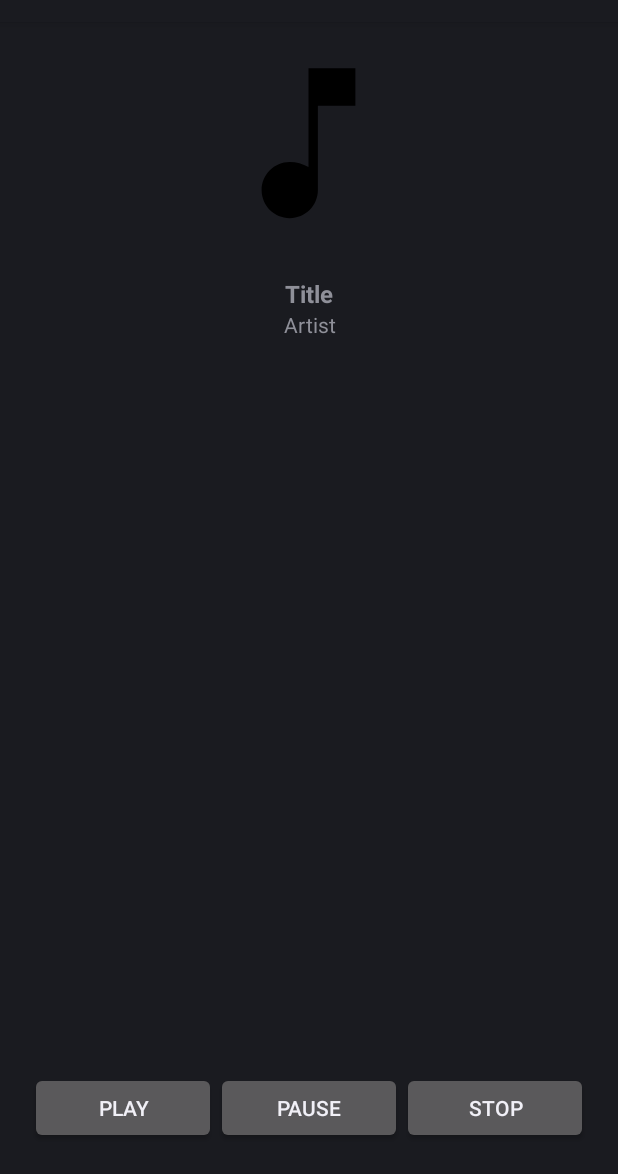
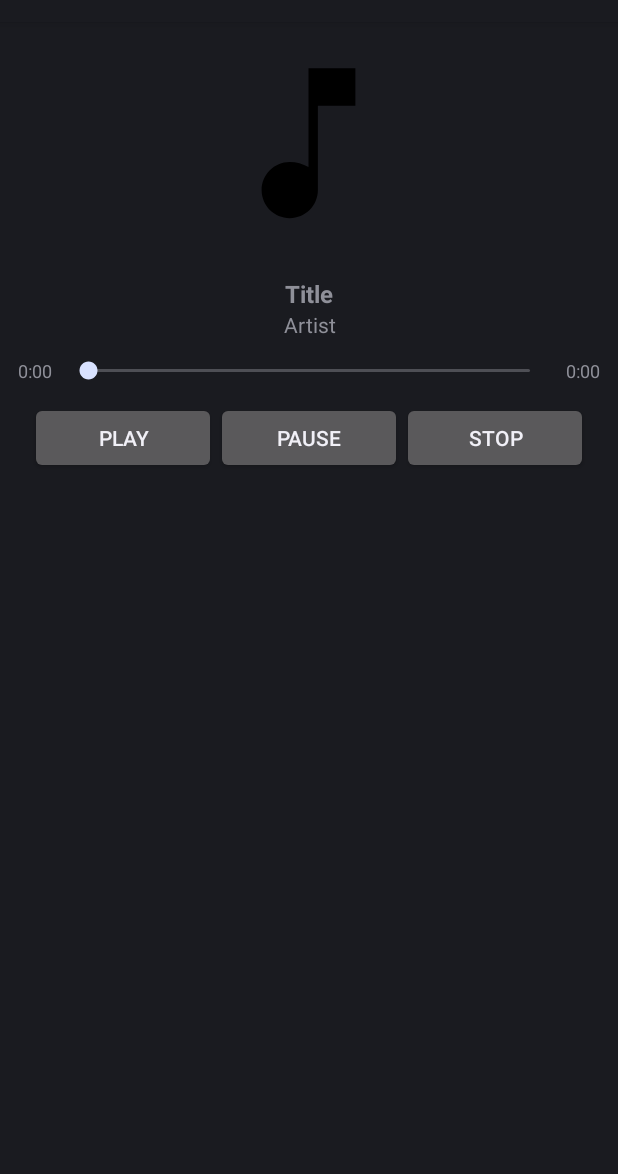
Before and after one commit to jaixmario/music-player, an Android app: the layout activity_main.xml on its own in the app's theme, with its tools: preview values and no code run, on a phone screen of 412 x 824 dp, the part 62-1236 px from its top. Run offline under Robolectric (Android 15) with nearby library versions, the phone set to English and light mode, and no system bars.

Commit message:
Update seek bar

```diff
--- a/app/src/main/java/com/mario/musicplayer/MainActivity.java
+++ b/app/src/main/java/com/mario/musicplayer/MainActivity.java
@@ -9,7 +9,6 @@ import android.graphics.BitmapFactory;
 import android.media.MediaMetadataRetriever;
 import android.os.Bundle;
 import android.os.Environment;
-import android.view.View;
 import android.widget.*;
 
 import androidx.appcompat.app.AppCompatActivity;
@@ -100,6 +99,7 @@ public class MainActivity extends AppCompatActivity {
 
     private void extractMetadata(String path) {
         MediaMetadataRetriever retriever = new MediaMetadataRetriever();
+        try {
             retriever.setDataSource(path);
 
             String title = retriever.extractMetadata(MediaMetadataRetriever.METADATA_KEY_TITLE);
@@ -113,7 +113,15 @@ public class MainActivity extends AppCompatActivity {
                 Bitmap bitmap = BitmapFactory.decodeByteArray(art, 0, art.length);
                 albumArt.setImageBitmap(bitmap);
             } else {
-            albumArt.setImageResource(R.drawable.ic_music_note); // fallback icon
+                albumArt.setImageResource(R.drawable.ic_music_note);
+            }
+        } catch (Exception e) {
+            e.printStackTrace();
+            titleText.setText("Unknown Title");
+            artistText.setText("Unknown Artist");
+            albumArt.setImageResource(R.drawable.ic_music_note);
+        } finally {
+            retriever.release();
         }
     }
 
--- a/app/src/main/res/layout/activity_main.xml
+++ b/app/src/main/res/layout/activity_main.xml
@@ -23,7 +23,7 @@
         android:textAlignment="center"
         android:textSize="16sp"
         android:textStyle="bold"
-        android:paddingTop="8dp"/>
+        android:paddingTop="8dp" />
 
     <TextView
         android:id="@+id/artistText"
@@ -32,14 +32,37 @@
         android:text="Artist"
         android:textAlignment="center"
         android:textSize="14sp"
-        android:paddingBottom="8dp"/>
+        android:paddingBottom="8dp" />
 
-    <ListView
-        android:id="@+id/listView"
+    <LinearLayout
         android:layout_width="match_parent"
-        android:layout_height="0dp"
-        android:layout_weight="1"
-        android:dividerHeight="1dp" />
+        android:layout_height="wrap_content"
+        android:orientation="horizontal"
+        android:gravity="center_vertical"
+        android:paddingVertical="4dp">
+
+        <TextView
+            android:id="@+id/currentTime"
+            android:layout_width="wrap_content"
+            android:layout_height="wrap_content"
+            android:text="0:00"
+            android:textSize="12sp"
+            android:layout_marginEnd="8dp"/>
+
+        <SeekBar
+            android:id="@+id/seekBar"
+            android:layout_width="0dp"
+            android:layout_weight="1"
+            android:layout_height="wrap_content"/>
+
+        <TextView
+            android:id="@+id/totalTime"
+            android:layout_width="wrap_content"
+            android:layout_height="wrap_content"
+            android:text="0:00"
+            android:textSize="12sp"
+            android:layout_marginStart="8dp"/>
+    </LinearLayout>
 
     <LinearLayout
         android:layout_width="match_parent"
@@ -69,4 +92,12 @@
             android:layout_weight="1"
             android:text="Stop" />
     </LinearLayout>
+
+    <ListView
+        android:id="@+id/listView"
+        android:layout_width="match_parent"
+        android:layout_height="0dp"
+        android:layout_weight="1"
+        android:dividerHeight="1dp" />
+
 </LinearLayout>
```
Lines whose indentation alone changed are shown as unchanged.
